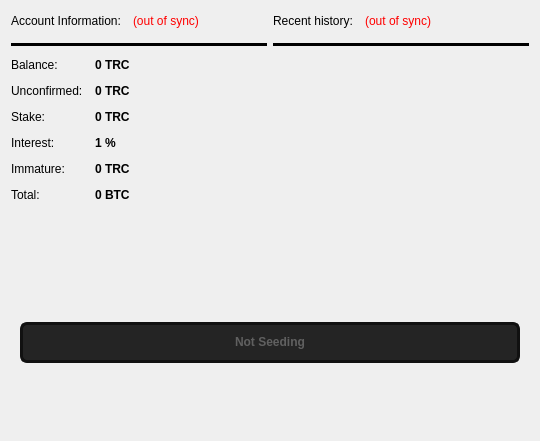
Old version of the form src/qt/forms/overviewpage.ui in the repository TRCTeam/TRC.
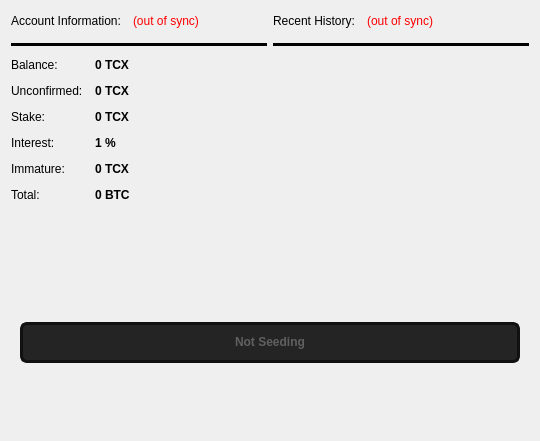
New version of the form.

The edit to the form file:
```diff
--- a/src/qt/forms/overviewpage.ui
+++ b/src/qt/forms/overviewpage.ui
@@ -553,7 +553,7 @@
              <string>Your current spendable balance</string>
             </property>
             <property name="text">
-             <string notr="true">0 TRC</string>
+             <string notr="true">0 TCX</string>
             </property>
             <property name="textInteractionFlags">
              <set>Qt::LinksAccessibleByMouse|Qt::TextSelectableByKeyboard|Qt::TextSelectableByMouse</set>
@@ -585,7 +585,7 @@
              <string>Total of transactions that have yet to be confirmed, and do not yet count toward the current balance</string>
             </property>
             <property name="text">
-             <string notr="true">0 TRC</string>
+             <string notr="true">0 TCX</string>
             </property>
             <property name="textInteractionFlags">
              <set>Qt::LinksAccessibleByMouse|Qt::TextSelectableByKeyboard|Qt::TextSelectableByMouse</set>
@@ -623,7 +623,7 @@
              <string notr="true"/>
             </property>
             <property name="text">
-             <string notr="true">0 TRC</string>
+             <string notr="true">0 TCX</string>
             </property>
             <property name="textInteractionFlags">
              <set>Qt::LinksAccessibleByMouse|Qt::TextSelectableByKeyboard|Qt::TextSelectableByMouse</set>
@@ -687,7 +687,7 @@
              <string>Mined balance that has not yet matured</string>
             </property>
             <property name="text">
-             <string notr="true">0 TRC</string>
+             <string notr="true">0 TCX</string>
             </property>
             <property name="textInteractionFlags">
              <set>Qt::LinksAccessibleByMouse|Qt::TextSelectableByKeyboard|Qt::TextSelectableByMouse</set>
@@ -767,7 +767,7 @@
           <item>
            <widget class="QLabel" name="label_4">
             <property name="text">
-             <string>Recent history:</string>
+             <string>Recent History:</string>
             </property>
             <property name="openExternalLinks">
              <bool>true</bool>
```
